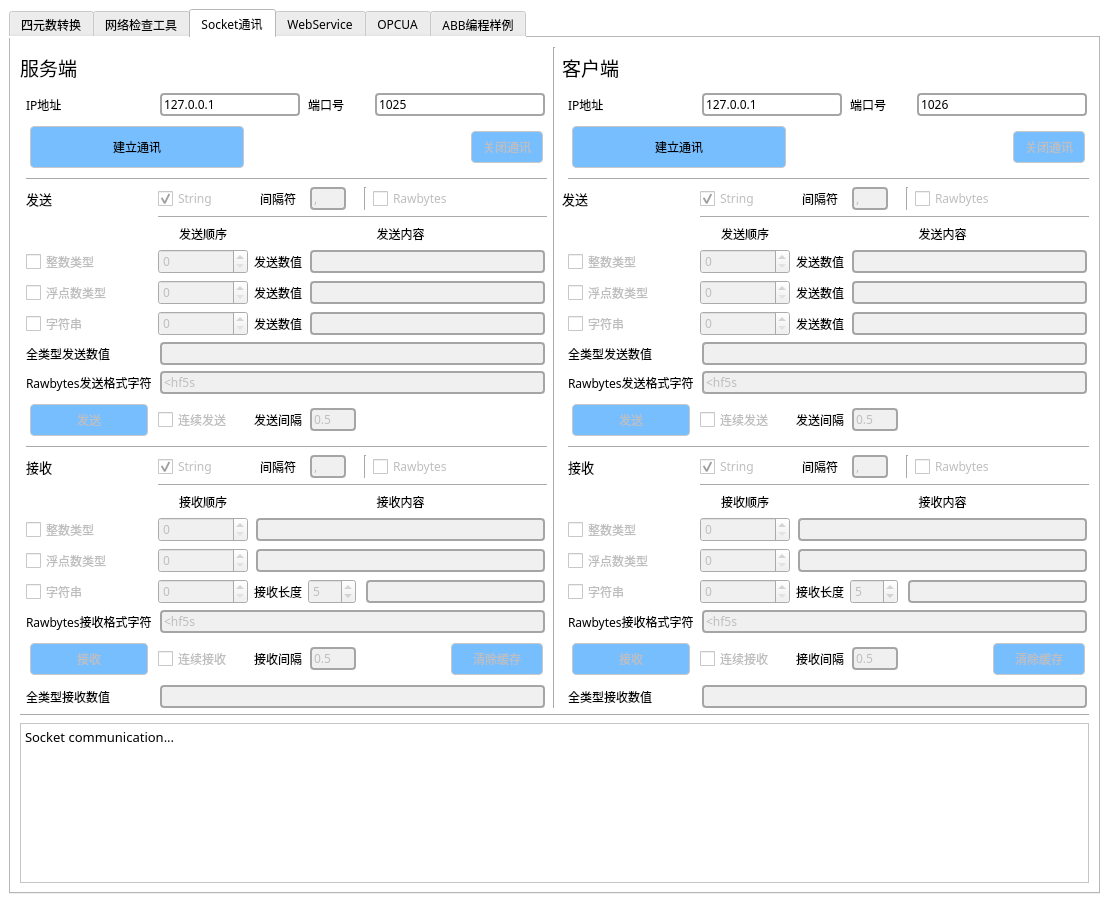
First picture: the form in ShineRobot/ShineRobot.ui, repository Pitt-ding/ShineRobot, before the edit.
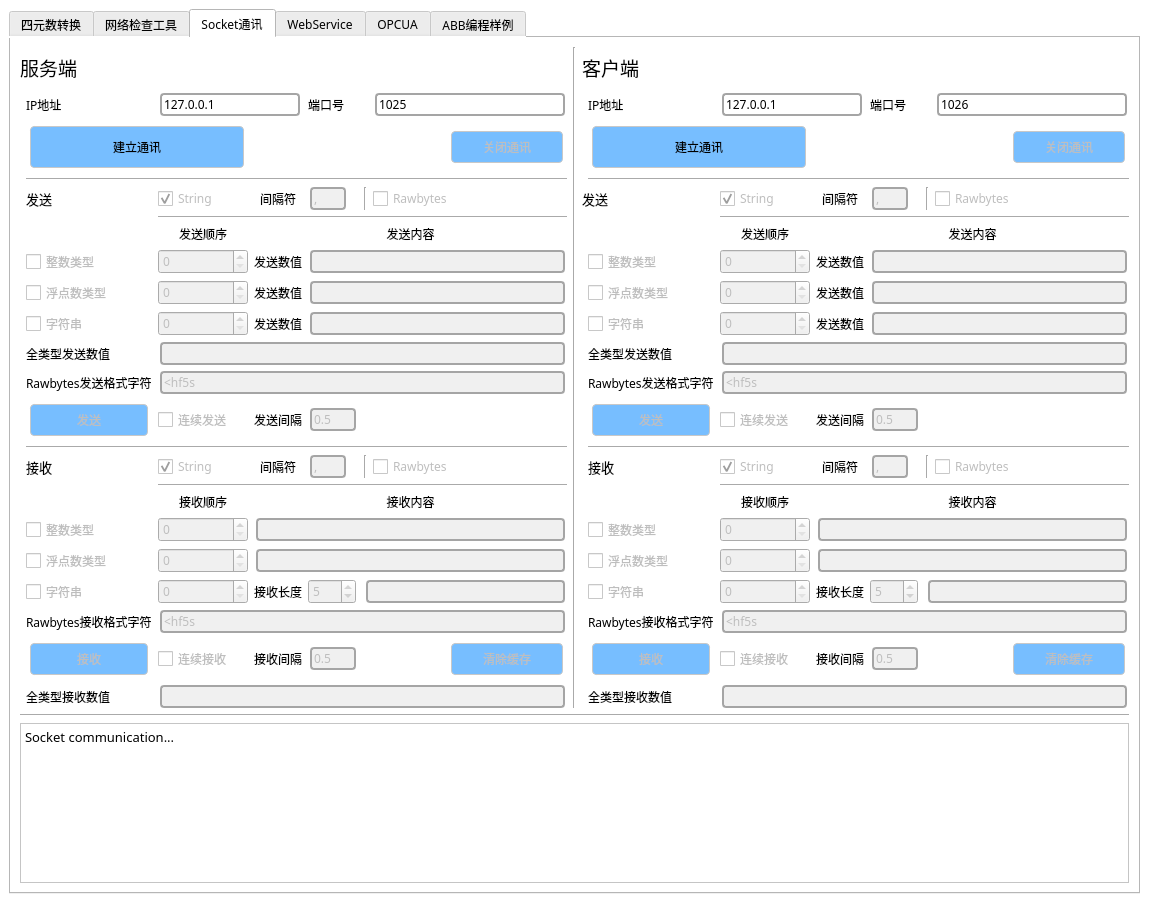
Second picture: the form after the edit. Icons and pictures are not drawn.

Diff of the .ui file:
```diff
--- a/ShineRobot/ShineRobot.ui
+++ b/ShineRobot/ShineRobot.ui
@@ -9,7 +9,7 @@
    <rect>
     <x>0</x>
     <y>0</y>
-    <width>1109</width>
+    <width>1149</width>
     <height>903</height>
    </rect>
   </property>
@@ -25,6 +25,9 @@
   <property name="locale">
    <locale language="Chinese" country="China"/>
   </property>
+  <property name="toolButtonStyle">
+   <enum>Qt::ToolButtonTextBesideIcon</enum>
+  </property>
   <widget class="QWidget" name="centralwidget_ShineRobot">
    <property name="styleSheet">
     <string notr="true">QPushButton{
@@ -2198,7 +2201,7 @@
               </property>
               <property name="minimumSize">
                <size>
-                <width>80</width>
+                <width>120</width>
                 <height>40</height>
                </size>
               </property>
@@ -2356,7 +2359,7 @@
               </property>
               <property name="minimumSize">
                <size>
-                <width>100</width>
+                <width>120</width>
                 <height>40</height>
                </size>
               </property>
@@ -2808,6 +2811,16 @@
             <property name="text">
              <string>建立通讯</string>
             </property>
+            <property name="icon">
+             <iconset resource="picture/shine_robot.qrc">
+              <normaloff>:/pushbutton/connect.png</normaloff>:/pushbutton/connect.png</iconset>
+            </property>
+            <property name="iconSize">
+             <size>
+              <width>24</width>
+              <height>24</height>
+             </size>
+            </property>
            </widget>
           </item>
           <item row="6" column="2" colspan="5">
@@ -3127,6 +3140,16 @@
             <property name="text">
              <string>接收</string>
             </property>
+            <property name="icon">
+             <iconset resource="picture/shine_robot.qrc">
+              <normaloff>:/pushbutton/receive.png</normaloff>:/pushbutton/receive.png</iconset>
+            </property>
+            <property name="iconSize">
+             <size>
+              <width>24</width>
+              <height>24</height>
+             </size>
+            </property>
            </widget>
           </item>
           <item row="14" column="1">
@@ -3148,6 +3171,16 @@
             <property name="text">
              <string>发送</string>
             </property>
+            <property name="icon">
+             <iconset resource="picture/shine_robot.qrc">
+              <normaloff>:/pushbutton/send.png</normaloff>:/pushbutton/send.png</iconset>
+            </property>
+            <property name="iconSize">
+             <size>
+              <width>24</width>
+              <height>24</height>
+             </size>
+            </property>
            </widget>
           </item>
           <item row="14" column="2">
@@ -3306,7 +3339,7 @@
               </property>
               <property name="minimumSize">
                <size>
-                <width>80</width>
+                <width>120</width>
                 <height>40</height>
                </size>
               </property>
@@ -3458,7 +3491,7 @@
               </property>
               <property name="minimumSize">
                <size>
-                <width>100</width>
+                <width>120</width>
                 <height>40</height>
                </size>
               </property>
```
Left out of the diff: 59 changed lines with no effect on the pictures.
